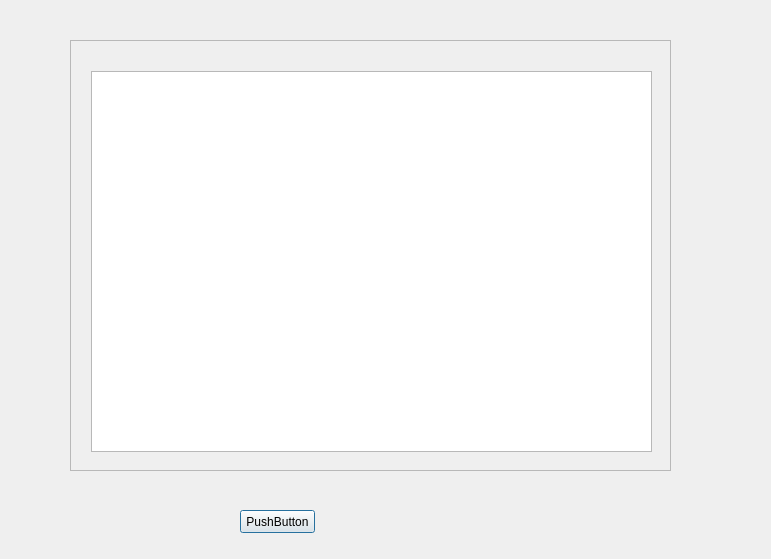
Before: the Qt Designer form QTTest1/mainwindow.ui in xiaowei0828/QTTest, drawn with Qt 5.
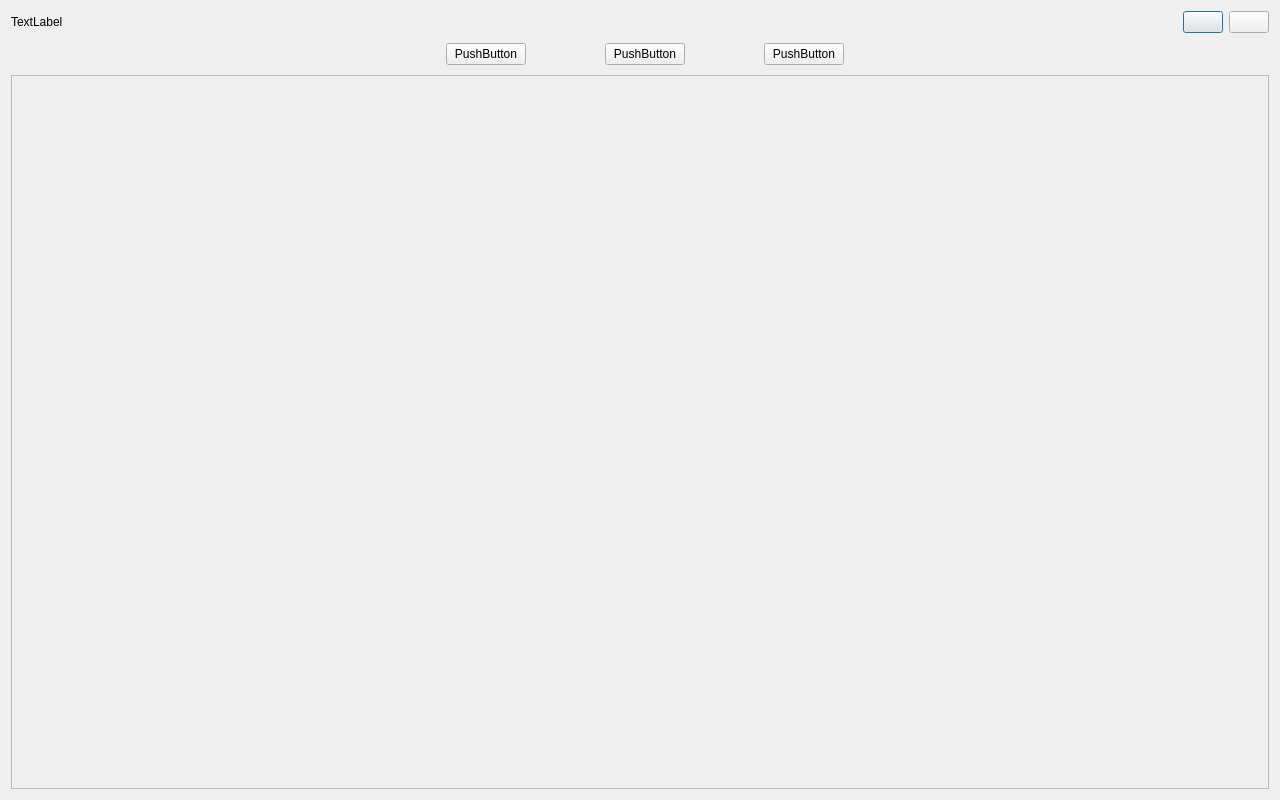
After: the same form once the commit is applied.

```diff
--- a/QTTest1/mainwindow.ui
+++ b/QTTest1/mainwindow.ui
@@ -6,59 +6,171 @@
    <rect>
     <x>0</x>
     <y>0</y>
-    <width>771</width>
-    <height>559</height>
+    <width>1280</width>
+    <height>800</height>
    </rect>
   </property>
   <property name="windowTitle">
    <string>MainWindow</string>
   </property>
-  <widget class="QPushButton" name="pushButton">
-   <property name="geometry">
-    <rect>
-     <x>240</x>
-     <y>510</y>
-     <width>75</width>
-     <height>23</height>
-    </rect>
-   </property>
-   <property name="text">
-    <string>PushButton</string>
-   </property>
-  </widget>
-  <widget class="QScrollArea" name="scrollArea">
-   <property name="geometry">
-    <rect>
-     <x>70</x>
-     <y>40</y>
-     <width>601</width>
-     <height>431</height>
-    </rect>
-   </property>
-   <property name="widgetResizable">
-    <bool>true</bool>
-   </property>
-   <widget class="QWidget" name="scrollAreaWidgetContents">
-    <property name="geometry">
-     <rect>
-      <x>0</x>
-      <y>0</y>
-      <width>599</width>
-      <height>429</height>
-     </rect>
-    </property>
-    <widget class="QTableView" name="tableView">
-     <property name="geometry">
-      <rect>
-       <x>20</x>
-       <y>30</y>
-       <width>561</width>
-       <height>381</height>
-      </rect>
+  <layout class="QVBoxLayout" name="verticalLayout">
+   <item>
+    <layout class="QHBoxLayout" name="horizontalLayout_2">
+     <item>
+      <widget class="QLabel" name="labelWindowTitle">
+       <property name="text">
+        <string>TextLabel</string>
+       </property>
+      </widget>
+     </item>
+     <item>
+      <spacer name="horizontalSpacer_5">
+       <property name="orientation">
+        <enum>Qt::Horizontal</enum>
+       </property>
+       <property name="sizeHint" stdset="0">
+        <size>
+         <width>40</width>
+         <height>20</height>
+        </size>
+       </property>
+      </spacer>
+     </item>
+     <item>
+      <widget class="QPushButton" name="btMinimize">
+       <property name="sizePolicy">
+        <sizepolicy hsizetype="Minimum" vsizetype="Fixed">
+         <horstretch>0</horstretch>
+         <verstretch>0</verstretch>
+        </sizepolicy>
+       </property>
+       <property name="text">
+        <string/>
+       </property>
+      </widget>
+     </item>
+     <item>
+      <widget class="QPushButton" name="btClose">
+       <property name="text">
+        <string/>
+       </property>
+       <property name="iconSize">
+        <size>
+         <width>12</width>
+         <height>12</height>
+        </size>
+       </property>
+      </widget>
+     </item>
+    </layout>
+   </item>
+   <item>
+    <layout class="QHBoxLayout" name="horizontalLayout">
+     <property name="leftMargin">
+      <number>20</number>
      </property>
+     <property name="topMargin">
+      <number>4</number>
+     </property>
+     <property name="rightMargin">
+      <number>10</number>
+     </property>
+     <property name="bottomMargin">
+      <number>4</number>
+     </property>
+     <item>
+      <spacer name="horizontalSpacer">
+       <property name="orientation">
+        <enum>Qt::Horizontal</enum>
+       </property>
+       <property name="sizeHint" stdset="0">
+        <size>
+         <width>415</width>
+         <height>20</height>
+        </size>
+       </property>
+      </spacer>
+     </item>
+     <item>
+      <widget class="QPushButton" name="btUploadTemplate">
+       <property name="text">
+        <string>PushButton</string>
+       </property>
+      </widget>
+     </item>
+     <item>
+      <spacer name="horizontalSpacer_3">
+       <property name="orientation">
+        <enum>Qt::Horizontal</enum>
+       </property>
+       <property name="sizeHint" stdset="0">
+        <size>
+         <width>40</width>
+         <height>20</height>
+        </size>
+       </property>
+      </spacer>
+     </item>
+     <item>
+      <widget class="QPushButton" name="btUploadPaper">
+       <property name="text">
+        <string>PushButton</string>
+       </property>
+      </widget>
+     </item>
+     <item>
+      <spacer name="horizontalSpacer_4">
+       <property name="orientation">
+        <enum>Qt::Horizontal</enum>
+       </property>
+       <property name="sizeHint" stdset="0">
+        <size>
+         <width>40</width>
+         <height>20</height>
+        </size>
+       </property>
+      </spacer>
+     </item>
+     <item>
+      <widget class="QPushButton" name="btUploadComplete">
+       <property name="text">
+        <string>PushButton</string>
+       </property>
+      </widget>
+     </item>
+     <item>
+      <spacer name="horizontalSpacer_2">
+       <property name="orientation">
+        <enum>Qt::Horizontal</enum>
+       </property>
+       <property name="sizeHint" stdset="0">
+        <size>
+         <width>415</width>
+         <height>20</height>
+        </size>
+       </property>
+      </spacer>
+     </item>
+    </layout>
+   </item>
+   <item>
+    <widget class="QScrollArea" name="scrollArea">
+     <property name="widgetResizable">
+      <bool>true</bool>
+     </property>
+     <widget class="QWidget" name="scrollAreaWidgetContents">
+      <property name="geometry">
+       <rect>
+        <x>0</x>
+        <y>0</y>
+        <width>1260</width>
+        <height>712</height>
+       </rect>
+      </property>
+     </widget>
     </widget>
-   </widget>
-  </widget>
+   </item>
+  </layout>
  </widget>
  <layoutdefault spacing="6" margin="11"/>
  <resources/>
```
